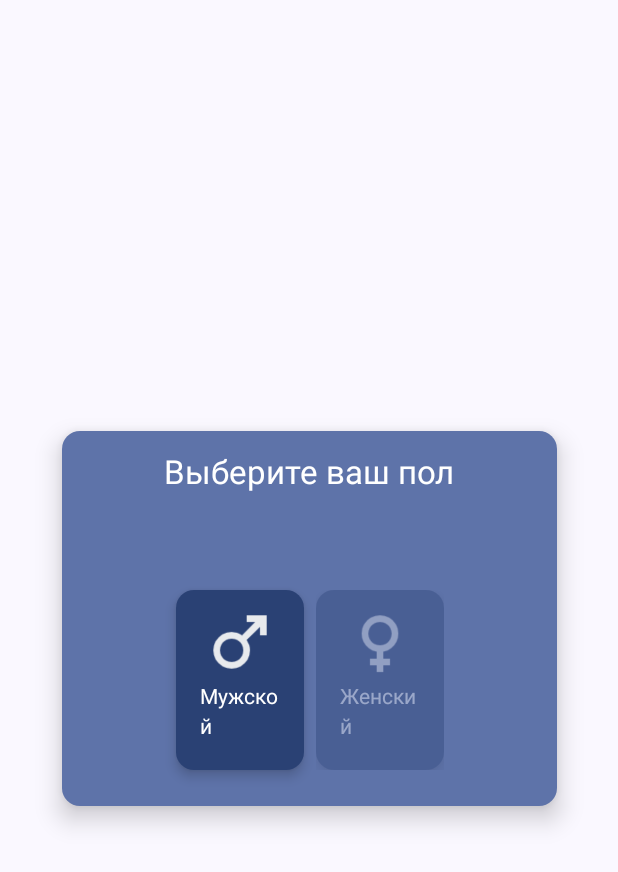
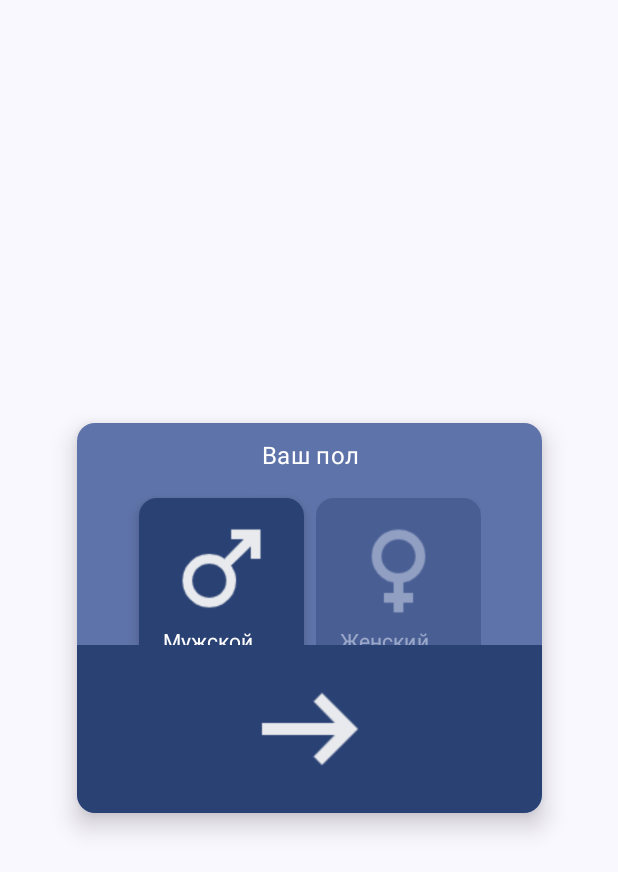
Before and after one commit to Daikeri/diploma-app, an Android app built with Jetpack Compose: the GenderScreen screen opened through its navigation route, after a tap on "Мужской", on a phone screen of 412 x 824 dp. Shown: the top 872 px of the screen. Run offline under Robolectric (Android 15) with nearby library versions, the phone set to English and light mode, and no system bars; our stand-ins replace Firebase (no records; nobody signed in at launch, a user with empty details on screens opened directly); Roboto replaces fonts that are not available here.

Commit message:
update button visible

```diff
--- a/app/build.gradle.kts
+++ b/app/build.gradle.kts
@@ -86,4 +86,5 @@ dependencies {
     implementation(libs.androidx.material)
     implementation(libs.kotlinx.coroutines.android)
     implementation(libs.kotlinx.coroutines.core)
+    implementation(libs.androidx.animation)
 }
--- a/app/src/main/java/com/example/movie_rec_sys/navigate/AuthNavigate.kt
+++ b/app/src/main/java/com/example/movie_rec_sys/navigate/AuthNavigate.kt
@@ -15,7 +15,7 @@ import com.example.movie_rec_sys.uitemplate.authorization.SignScreen
 
 @Composable
 fun Navigate(app: MyApplication) {
-    val startDestination = "choose_age_group"//"recommend-dialog"//"choose_age_group"
+    val startDestination = "choose_gender"//"recommend-dialog"//"choose_age_group" choose_gender
        //if (app.appContainer.fireBaseRepos.userExists()) "recommend-screen" else "general screen"
     val navController = rememberNavController()
 
--- a/app/src/main/java/com/example/movie_rec_sys/uitemplate/authorization/MetaInfoScreen.kt
+++ b/app/src/main/java/com/example/movie_rec_sys/uitemplate/authorization/MetaInfoScreen.kt
@@ -1,7 +1,13 @@
 package com.example.movie_rec_sys.uitemplate.authorization
 
 import android.util.Log
+import androidx.compose.animation.AnimatedVisibility
+import androidx.compose.animation.Crossfade
+import androidx.compose.animation.core.FastOutLinearInEasing
+import androidx.compose.animation.core.FastOutSlowInEasing
+import androidx.compose.animation.core.LinearOutSlowInEasing
 import androidx.compose.animation.core.animateDpAsState
+import androidx.compose.animation.core.tween
 import androidx.compose.foundation.Image
 import androidx.compose.foundation.background
 import androidx.compose.foundation.layout.Arrangement
@@ -9,12 +15,16 @@ import androidx.compose.foundation.layout.Box
 import androidx.compose.foundation.layout.Column
 import androidx.compose.foundation.layout.Row
 import androidx.compose.foundation.layout.fillMaxSize
+import androidx.compose.foundation.layout.fillMaxWidth
 import androidx.compose.foundation.layout.height
 import androidx.compose.foundation.layout.padding
 import androidx.compose.foundation.layout.width
+import androidx.compose.foundation.shape.RoundedCornerShape
 import androidx.compose.material.icons.Icons
 import androidx.compose.material.icons.automirrored.filled.KeyboardArrowRight
 import androidx.compose.material.icons.filled.KeyboardArrowDown
+import androidx.compose.material.icons.outlined.KeyboardArrowRight
+import androidx.compose.material3.Button
 import androidx.compose.material3.Card
 import androidx.compose.material3.CardColors
 import androidx.compose.material3.CardDefaults
@@ -31,18 +41,20 @@ import androidx.compose.runtime.setValue
 import androidx.compose.ui.Alignment
 import androidx.compose.ui.Modifier
 import androidx.compose.ui.draw.alpha
+import androidx.compose.ui.draw.clip
 import androidx.compose.ui.modifier.modifierLocalConsumer
 import androidx.compose.ui.res.painterResource
 import androidx.compose.ui.text.style.TextAlign
 import androidx.compose.ui.unit.Dp
 import androidx.compose.ui.unit.dp
 import com.example.movie_rec_sys.R
+import kotlinx.coroutines.delay
 
 @Composable
-fun GenderScreen() {
+fun GenderScreen()  {
     var choose by remember { mutableStateOf(false) }
 
-    var dynamicHeight = if (choose) 250.dp else 200.dp
+    var dynamicHeight = if (choose) 260.dp else 190.dp
 
     val animateHeight by animateDpAsState(targetValue = dynamicHeight, label = "")
 
@@ -56,7 +68,7 @@ fun GenderScreen() {
         Card(
             modifier = Modifier
                 .height(animateHeight)
-               .width(330.dp),
+                .width(310.dp),
             colors = CardColors(
                 containerColor = MaterialTheme.colorScheme.primaryContainer,
                 contentColor =  MaterialTheme.colorScheme.onPrimaryContainer,
@@ -67,41 +79,66 @@ fun GenderScreen() {
                 defaultElevation = 10.dp
             ),
         ) {
-           Box(
+            Box(modifier = Modifier.fillMaxSize()) {
+                Column(
+                    verticalArrangement = Arrangement.Center,
+                    horizontalAlignment = Alignment.CenterHorizontally,
                     modifier = Modifier
-                   .fillMaxSize()
-                   .padding(start = 16.dp, end = 16.dp, bottom = 24.dp, top = 8.dp)
+                        .padding(start = 16.dp, end = 16.dp, bottom = 0.dp, top = 0.dp)
+                        .align(Alignment.TopCenter)
+
                 ) {
                     Text(
-                   text = "Выберите ваш пол",
-                   style = MaterialTheme.typography.titleLarge,
+                        text = "Ваш пол",
+                        style = MaterialTheme.typography.titleMedium,
                         color = MaterialTheme.colorScheme.onPrimaryContainer,
                         textAlign = TextAlign.Center,
                         modifier = Modifier
-                       .padding(top = 6.dp)
-                       .align(Alignment.TopCenter)
+                            .padding(top = 10.dp, bottom = 16.dp)
                     )
                     Row(
                         horizontalArrangement = Arrangement.spacedBy(8.dp),
+                        verticalAlignment = Alignment.CenterVertically,
                         modifier = Modifier
-                       .align(Alignment.BottomCenter)
+
                     ) {
-                   CardWithIcon(image = R.drawable.male, label = "Мужской", false) {
+                        CardWithIcon(image = R.drawable.male, label = "Мужской", false, 125, 110) {
                             choose = !choose
                         }
-                   CardWithIcon(image = R.drawable.female, label = "Женский", false ) {
+                        CardWithIcon(image = R.drawable.female, label = "Женский", false, 125, 110) {
                             choose = !choose
                         }
                     }
                 }
-           if (choose) {
+
+                Crossfade(
+                    targetState = choose,
+                    animationSpec = tween(easing = FastOutSlowInEasing, durationMillis = 20, delayMillis = 5),
+                    label = "",
+                    modifier = Modifier
+                        .align(Alignment.BottomCenter)
+                ) {
+                    if (it) {
                         Row(
+                            verticalAlignment = Alignment.CenterVertically,
                             horizontalArrangement = Arrangement.Center,
-                   verticalAlignment = Alignment.CenterVertically,
                             modifier = Modifier
+                                .align(Alignment.BottomCenter)
                         ) {
-                   IconButton(onClick = { /*TODO*/ }) {
-                       Icons.AutoMirrored.Default.KeyboardArrowRight
+                            Button(
+                                shape = RoundedCornerShape(
+                                    topStart = 0.dp,
+                                    bottomStart = 12.dp,
+                                    topEnd = 0.dp,
+                                    bottomEnd = 12.dp
+                                ),
+                                onClick = { },
+                                modifier = Modifier
+                                    .fillMaxWidth()
+                            ) {
+                                Image(painter = painterResource(id = R.drawable.arrow_forward_base), contentDescription = null )
+                            }
+                        }
                     }
                 }
             }
@@ -150,7 +187,7 @@ fun AgeGroupScreen() {
                ) {
                    Text(
                        text = "Ваша возрастная группа",
-                       style = MaterialTheme.typography.titleLarge,
+                       style = MaterialTheme.typography.titleMedium,
                        color = MaterialTheme.colorScheme.onPrimaryContainer,
                        textAlign = TextAlign.Center,
                        modifier = Modifier
@@ -161,27 +198,45 @@ fun AgeGroupScreen() {
                        modifier = Modifier
 
                    ) {
-                       CardWithIcon(image = R.drawable.boy, label = "до 25", false) {
+                       CardWithIcon(image = R.drawable.boy, label = "до 25", false, 120, 85) {
                            choose = !choose
                        }
-                       CardWithIcon(image = R.drawable.man, label = "25-49", false ) {
+                       CardWithIcon(image = R.drawable.man, label = "25-49", false, 120, 85) {
                            choose = !choose
                        }
-                       CardWithIcon(image = R.drawable.elderly, label = "50+", false) {
+                       CardWithIcon(image = R.drawable.elderly, label = "50+", false, 120, 85) {
                            choose = !choose
                        }
                    }
                }
-               if (choose) {
-                   Log.e("Choose", "${choose}")
+
+              Crossfade(
+                  targetState = choose,
+                  animationSpec = tween(easing = FastOutSlowInEasing, durationMillis = 20, delayMillis = 5),
+                  label = "",
+                  modifier = Modifier
+                      .align(Alignment.BottomCenter)
+              ) {
+                  if (it) {
                       Row(
                           verticalAlignment = Alignment.CenterVertically,
                           horizontalArrangement = Arrangement.Center,
                           modifier = Modifier
                               .align(Alignment.BottomCenter)
                       ) {
-                       IconButton(onClick = { /*TODO*/ }) {
-                           Icon(Icons.Filled.KeyboardArrowDown, contentDescription = "Информация о приложении")
+                          Button(
+                              shape = RoundedCornerShape(
+                                  topStart = 0.dp,
+                                  bottomStart = 12.dp,
+                                  topEnd = 0.dp,
+                                  bottomEnd = 12.dp
+                              ),
+                              onClick = { },
+                              modifier = Modifier
+                                  .fillMaxWidth()
+                          ) {
+                              Image(painter = painterResource(id = R.drawable.arrow_forward_base), contentDescription = null )
+                          }
                       }
                   }
               }
@@ -195,6 +250,8 @@ fun CardWithIcon(
     image: Int,
     label: String,
     initialState: Boolean,
+    height: Int,
+    width: Int,
     onChooseChange: () -> Unit
 ) {
     var enabled by remember { mutableStateOf(initialState) }
@@ -214,8 +271,8 @@ fun CardWithIcon(
             defaultElevation = 5.dp
         ) ,
         modifier = Modifier
-            .height(120.dp)
-            .width(85.dp)
+            .height(height.dp)
+            .width(width.dp)
             .then(if (enabled) Modifier.alpha(1.0f) else Modifier.alpha(0.38f))
     ) {
         Column(
--- a/gradle/libs.versions.toml
+++ b/gradle/libs.versions.toml
@@ -1,5 +1,6 @@
 [versions]
 agp = "8.3.0"
+animation = "1.6.8"
 coilCompose = "2.6.0"
 converterGson = "2.9.0"
 firebaseBom = "32.8.0"
@@ -28,6 +29,7 @@ uiTextGoogleFonts = "1.6.8"
 
 [libraries]
 
+androidx-animation = { module = "androidx.compose.animation:animation", version.ref = "animation" }
 androidx-core-ktx = { group = "androidx.core", name = "core-ktx", version.ref = "coreKtx" }
 androidx-foundation = { module = "androidx.compose.foundation:foundation", version.ref = "foundation" }
 androidx-lifecycle-runtime-compose = { module = "androidx.lifecycle:lifecycle-runtime-compose", version.ref = "lifecycleRuntimeKtx" }
```
Also changed, not shown: app/src/main/res/drawable/arrow_forward_base.png (added), app/src/main/res/drawable/arrow_forward_ios.png (added). Lines whose indentation alone changed are shown as unchanged.
